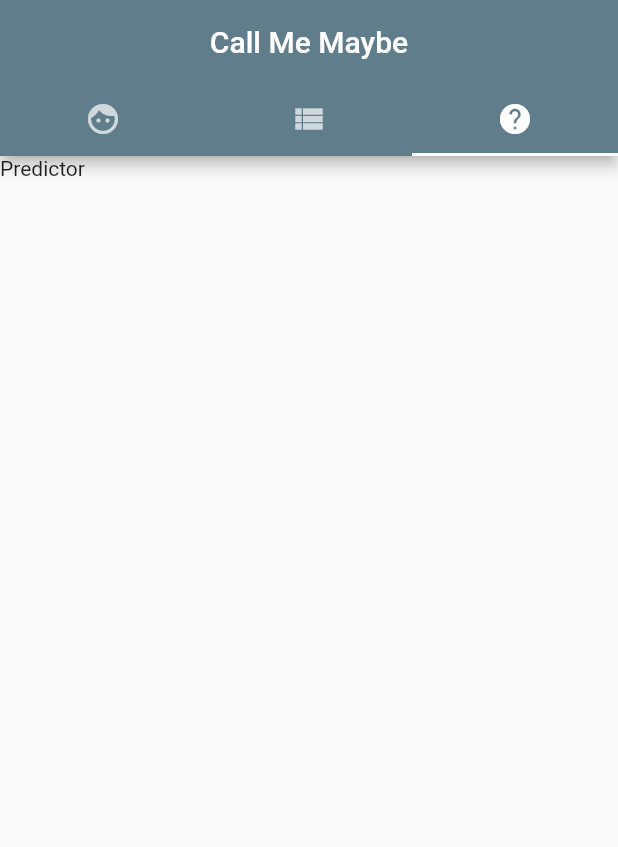
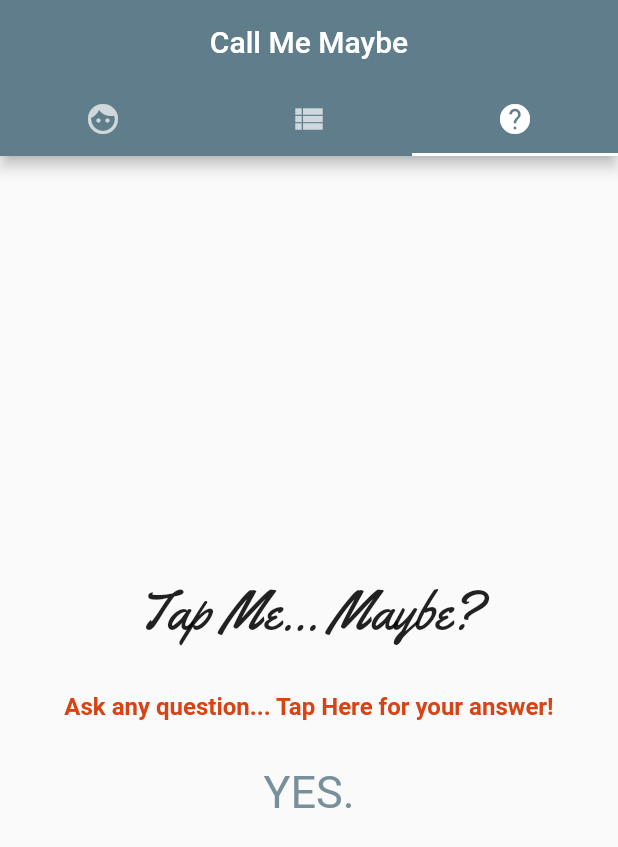
Before and after one commit to JBPort94/CS492Project3, a Flutter app: the screen it shows after launch, tab 3 chosen, on a phone screen of 412 x 824 dp. Shown: the top 847 px of the screen. Run offline on Flutter 3.47's test engine with Material 2 defaults, Android fonts, the phone set to English and light mode, and no system bars.

Commit message:
Added magic 8 ball model, completed predictor screen. Project complete!

```diff
--- /dev/null
+++ b/lib/models/magic_answer.dart
@@ -0,0 +1,24 @@
+import 'dart:math';
+
+class MagicAnswer{
+
+  final Random random = Random();
+  final answerBank = [
+    'YES.',
+    'Totally My Dude!',
+    'Did you really just ask that?',
+    'Possibly....',
+    'When pigs fly.',
+    'I\'m busy, ask again.',
+    'Honestly, I have no idea.',
+    'There\'s a chance!'
+  ];
+  int _chosenAnswer = 0;
+
+  String get chosenAnswer => answerBank[_chosenAnswer];
+
+  void shake() {
+    _chosenAnswer = random.nextInt(answerBank.length);
+  }
+
+}
--- a/lib/screens/business_card_screen.dart
+++ b/lib/screens/business_card_screen.dart
@@ -7,10 +7,11 @@ class BusinessCardScreen extends StatelessWidget {
     return Scaffold(
         backgroundColor: Colors.teal,
         body: SafeArea(
+          minimum: const EdgeInsets.all(16),
           child: Container(
             alignment: Alignment.center,
             child: Column(
-              mainAxisAlignment: MainAxisAlignment.spaceAround,
+              //mainAxisAlignment: MainAxisAlignment.spaceAround,
               children: <Widget>[
                 CircleAvatar(
                   radius: avatarSize(context),
--- a/lib/screens/predictor_screen.dart
+++ b/lib/screens/predictor_screen.dart
@@ -1,10 +1,51 @@
 import 'package:flutter/material.dart';
-//GestureDetector on text widget (centered column) - Create "model" to grab random answer from 8 possible
-class PredictorScreen extends StatelessWidget {
+import '../models/magic_answer.dart';
+
+class PredictorScreen extends StatefulWidget {
+  const PredictorScreen({ Key? key }) : super(key: key);
+
+  @override
+  _PredictorScreenState createState() => _PredictorScreenState();
+}
+
+class _PredictorScreenState extends State<PredictorScreen> {
+
+  final predictor = MagicAnswer();
+
   @override
   Widget build(BuildContext context) {
-    return Container(
-      child: Text('Predictor')
+    return Column(
+      mainAxisAlignment: MainAxisAlignment.center,
+      children: [
+        Padding(
+          padding: EdgeInsets.only(bottom: 30),
+          child: Text('Tap Me... Maybe?',
+            style: TextStyle(
+              fontFamily: 'YellowTail',
+              fontSize: 36
+            )
+          ),
+        ),
+        GestureDetector(
+          onTap: () { setState( () {predictor.shake(); }); },
+          child: Text(
+            'Ask any question... Tap Here for your answer!',
+            style: TextStyle(
+              fontWeight: FontWeight.bold,
+              fontSize: 16,
+              color: Colors.deepOrange[800]
+            ))
+        ),
+        Padding(
+          padding: EdgeInsets.only(top: 30),
+          child: Text('${predictor.chosenAnswer}',
+            style: TextStyle(
+              fontSize: 30,
+              color: Colors.blueGrey[400]
+            )
+          ),
+        )
+      ]
     );
   }
 }
```
